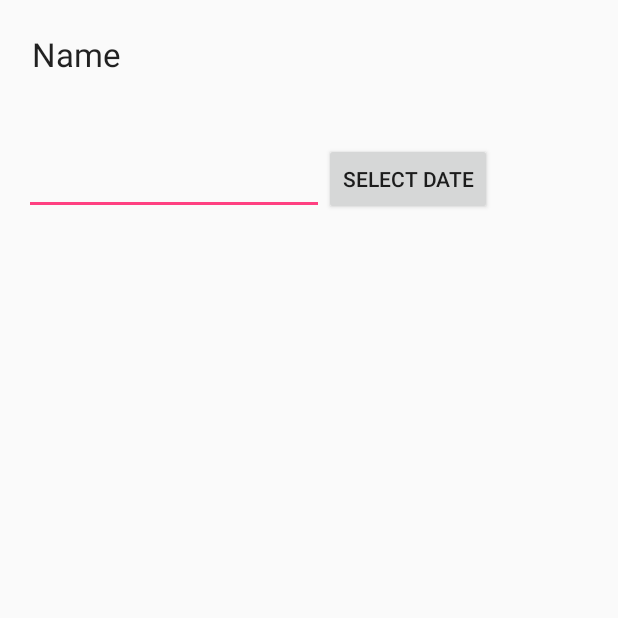
After one commit to danltw/iPlanner, an Android app: the ItineraryDetailsActivity screen opened directly, with no data from a screen before it, on a phone screen of 412 x 824 dp, the top half of it. The commit adds this screen. Run offline under Robolectric (Android 15) with nearby library versions, the phone set to English and light mode, and no system bars; network calls fail; 1 statement that could not run was skipped.

Commit message:
Added in datepicker and passing of poi_id to itinerary

```diff
--- a/app/src/main/AndroidManifest.xml
+++ b/app/src/main/AndroidManifest.xml
@@ -42,8 +42,8 @@
         </activity>
         <!-- <activity android:name=".Accounts.LoginActivity" /> -->
         <!-- <activity android:name=".POIs.ViewPOIsActivity" /> -->
-        <!-- <activity android:name=".Itineraries.ViewItinerariesActivity" /> -->
-        <!-- <activity android:name=".Itineraries.ItineraryDetailsActivity" /> -->
+         <!--<activity android:name=".Itineraries.ViewItinerariesActivity" /> -->
+         <activity android:name=".Itineraries.ItineraryDetailsActivity" />
         <!-- <activity android:name=".Bookmarks.ViewBookmarksActivity" /> -->
         <!-- <activity android:name=".Accounts.ProfileDetailsActivity" /> -->
         <!-- <activity android:name=".Accounts.RegisterActivity" /> -->
--- a/app/src/main/java/com/project42/iplanner/AppConfig.java
+++ b/app/src/main/java/com/project42/iplanner/AppConfig.java
@@ -13,8 +13,8 @@ public class AppConfig {
     public static final String URL_REGISTER = "http://project42-iplanner.000webhostapp.com/register_account.php";
     // If: app is tested within an emulator, change host of ip to 10.0.2.2
     // Else: change host of ip to host of server accordingly
-    public static final String CONN_TESTER = "http://project42-iplanner.000webhostapp.com/conntester.php";
-    public static final String URL_RECOMMENDED = "http://project42-iplanner.000webhostapp.com/get_recommended_poi.php";
-    public static final String URL_ITINERARY = "http://project42-iplanner.000webhostapp.com/getItinerary.php";
+    public static final String CONN_TESTER = "http://10.0.2.2/iplanner/conntester.php";
+    public static final String URL_RECOMMENDED = "http://10.0.2.2/iplanner/get_recommended_poi.php";
+    public static final String URL_ITINERARY = "http://10.0.2.2/iplanner/getItinerary.php";
     public static final String URL_GROUP = "http://10.0.2.2/iplanner/group.php";
 }
--- /dev/null
+++ b/app/src/main/java/com/project42/iplanner/Itineraries/ItineraryDetailsActivity.java
@@ -0,0 +1,115 @@
+package com.project42.iplanner.Itineraries;
+
+import android.content.Intent;
+import android.os.Bundle;
+import android.support.v7.app.AppCompatActivity;
+import android.widget.TextView;
+import android.widget.Toast;
+
+import com.project42.iplanner.R;
+import android.app.DatePickerDialog;
+import android.os.Bundle;
+import android.view.Menu;
+import android.view.MenuItem;
+import android.view.View;
+import android.widget.Button;
+import android.widget.DatePicker;
+import android.widget.EditText;
+
+import java.util.Calendar;
+
+public class ItineraryDetailsActivity extends AppCompatActivity  implements
+        View.OnClickListener{
+    private TextView nameTxt;
+    Button btnDatePicker;
+    EditText txtDate;
+    private int mYear, mMonth, mDay;
+    @Override
+    protected void onCreate(Bundle savedInstanceState) {
+        super.onCreate(savedInstanceState);
+        //REFERENCE VIEWS
+
+        setContentView(R.layout.activity_view_itinerary_datepickerdialog);
+
+        nameTxt= (TextView) findViewById(R.id.nameTxt);
+        btnDatePicker=(Button)findViewById(R.id.btn_date);
+        txtDate=(EditText)findViewById(R.id.in_date);
+
+        btnDatePicker.setOnClickListener(this);
+    }
+
+
+        @Override
+        public void onClick(View v) {
+
+            if (v == btnDatePicker) {
+
+                // Get Current Date
+                final Calendar c = Calendar.getInstance();
+                mYear = c.get(Calendar.YEAR);
+                mMonth = c.get(Calendar.MONTH);
+                mDay = c.get(Calendar.DAY_OF_MONTH);
+
+
+                DatePickerDialog datePickerDialog = new DatePickerDialog(this,
+                        new DatePickerDialog.OnDateSetListener() {
+
+                            @Override
+                            public void onDateSet(DatePicker view, int year,
+                                                  int monthOfYear, int dayOfMonth) {
+
+                                txtDate.setText(dayOfMonth + "-" + (monthOfYear + 1) + "-" + year);
+
+                            }
+                        }, mYear, mMonth, mDay);
+                datePickerDialog.show();
+            }
+
+        }
+
+
+
+    @Override
+    protected void onResume() {
+        super.onResume();
+
+        //DETERMINE WHO STARTED THIS ACTIVITY
+        final String sender=this.getIntent().getExtras().getString("SENDER_KEY");
+
+        //IF ITS THE FRAGMENT THEN RECEIVE DATA
+        if(sender != null)
+        {
+            this.receiveData();
+            Toast.makeText(this, "Received", Toast.LENGTH_SHORT).show();
+
+        }
+    }
+
+    /*
+       OPEN FRAGMENT
+        */
+//    private void openFragment()
+//    {
+//        //PASS OVER THE BUNDLE TO OUR FRAGMENT
+//        POIDetailsFragment myFragment = new POIDetailsFragment();
+//        //THEN NOW SHOW OUR FRAGMENT
+//        getSupportFragmentManager().beginTransaction().replace(R.id.container,myFragment).commit();
+//    }
+
+
+    private void receiveData()
+    {
+
+        Bundle extras = getIntent().getExtras();
+        String NAME_KEY = extras.getString("NAME_KEY");
+        int poiid = Integer.parseInt(NAME_KEY);
+        //RECEIVE DATA VIA INTENT
+//        Intent i = getIntent();
+//        int poiid = i.getIntExtra("NAME_KEY", 0);
+        //int year = i.getIntExtra("YEAR_KEY",0);
+
+        //SET DATA TO TEXTVIEWS
+        nameTxt.setText(Integer.toString(poiid));
+        //yearTxt.setText(String.valueOf(year));
+    }
+}
--- /dev/null
+++ b/app/src/main/res/layout/activity_view_itinerary_datepickerdialog.xml
@@ -0,0 +1,42 @@
+
+<RelativeLayout xmlns:android="http://schemas.android.com/apk/res/android"
+xmlns:tools="http://schemas.android.com/tools" android:layout_width="match_parent"
+android:layout_height="match_parent" android:paddingLeft="@dimen/activity_horizontal_margin"
+android:paddingRight="@dimen/activity_horizontal_margin"
+android:paddingTop="@dimen/activity_vertical_margin"
+android:paddingBottom="@dimen/activity_vertical_margin" tools:context=".Itineraries.ItineraryDetailsActivity">
+
+    <TextView
+        android:layout_width="wrap_content"
+        android:layout_height="wrap_content"
+        android:textAppearance="?android:attr/textAppearanceLarge"
+        android:text="Name"
+        android:id="@+id/nameTxt"
+        android:padding="5dp"
+        />
+
+<EditText
+    android:layout_width="200dp"
+    android:layout_height="wrap_content"
+    android:id="@+id/in_date"
+    android:layout_marginTop="82dp"
+    android:layout_alignParentTop="true"
+    android:layout_alignParentLeft="true"
+    android:layout_alignParentStart="true"
+    android:inputType="" />
+
+<Button
+    android:layout_width="wrap_content"
+    android:layout_height="wrap_content"
+    android:text="SELECT DATE"
+    android:id="@+id/btn_date"
+    android:layout_alignBottom="@+id/in_date"
+    android:layout_toRightOf="@+id/in_date"
+    android:layout_toEndOf="@+id/in_date" />
+
+
+
+
+
+
+</RelativeLayout>
```
Also changed, not shown: app/src/main/java/com/project42/iplanner/POIs/POIDetailsFragment.java (+53 -10 lines), app/src/main/res/layout/activity_itinerary_details.xml (+10 -0 lines), 3 other files.
